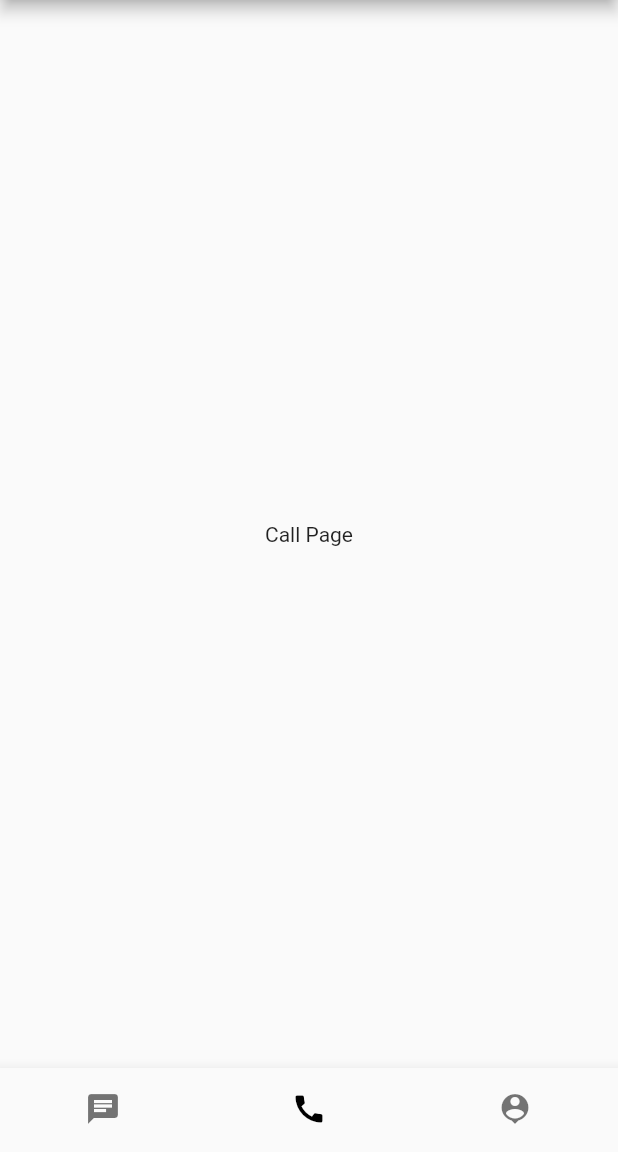
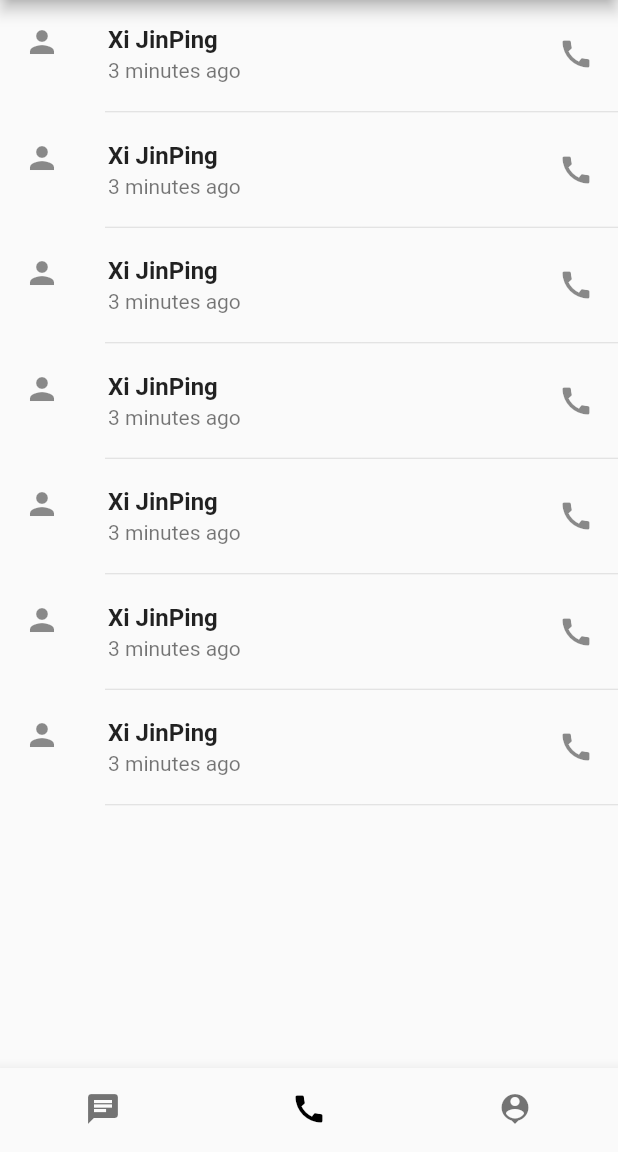
Before and after one commit to 0xV4L3NT1N3/whatsgram, a Flutter app: the screen it shows after launch, swiped to page 2, on a phone screen of 412 x 824 dp, the part 84-1236 px from its top. Run offline on Flutter 3.47's test engine with Material 2 defaults, Android fonts, the phone set to English and light mode, and no system bars.

Commit message:
Added Calls page

```diff
--- a/lib/calls.dart
+++ b/lib/calls.dart
@@ -1,4 +1,4 @@
-import 'package:flutter/cupertino.dart';
+import 'package:flutter/material.dart';
 
 class Calls extends StatefulWidget {
   @override
@@ -6,8 +6,40 @@ class Calls extends StatefulWidget {
 }
 
 class _CallsState extends State<Calls> {
+  List<String> items = [
+    "longlonglonglongevenlongertext",
+    "simpson",
+    "and",
+    "friends",
+    "with",
+    "beer",
+    "buddies"
+  ];
+
   @override
   Widget build(BuildContext context) {
-    return Container(child: Center(child: Text('Call Page')));
+    return Expanded(
+      child: ListView.builder(
+          itemCount: items.length,
+          itemBuilder: (context, index) {
+            return Column(
+              children: [
+                ListTile(
+                  leading: Icon(Icons.person),
+                  title: Text(
+                    'Xi JinPing',
+                    style: TextStyle(fontWeight: FontWeight.bold),
+                  ),
+                  subtitle: Text('3 minutes ago'),
+                  trailing: Icon(Icons.call),
+                ),
+                Divider(
+                  indent: 70,
+                  height: 5,
+                )
+              ],
+            );
+          }),
+    );
   }
 }
```
